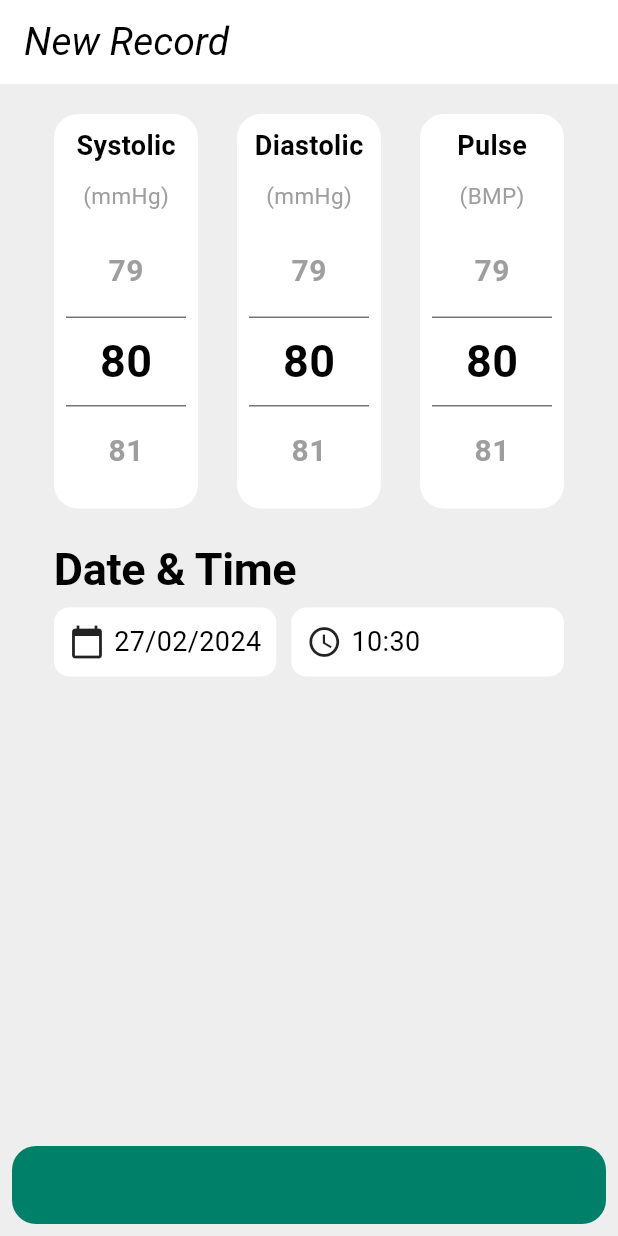
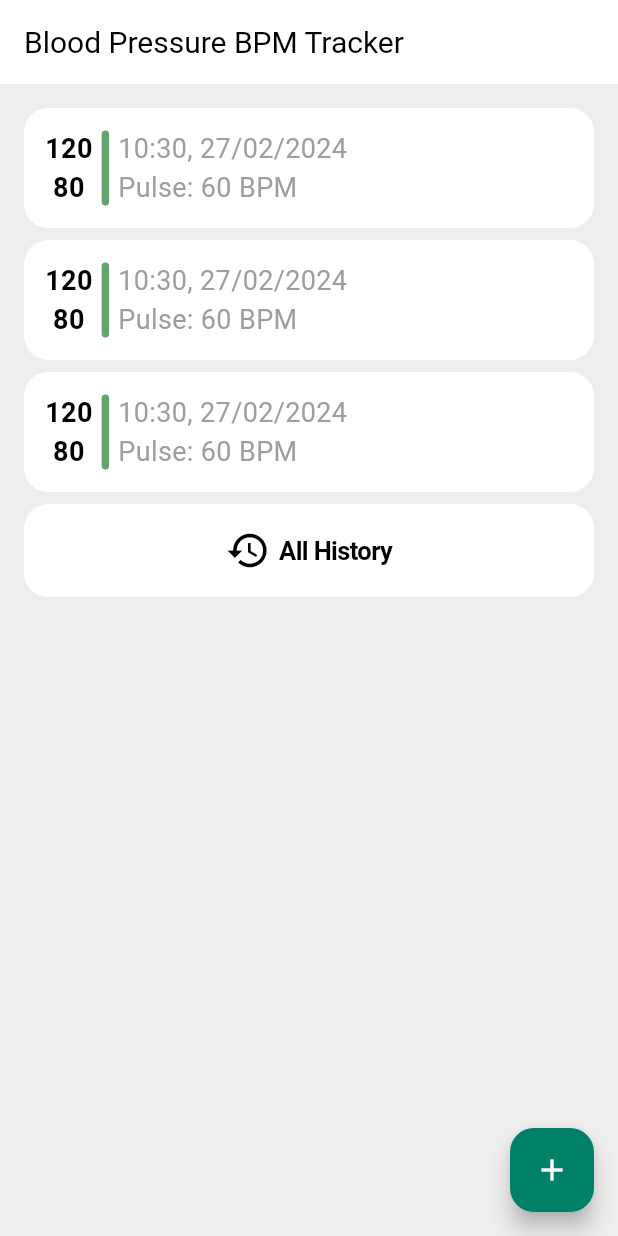
Before and after one commit to EgorP51/pulse_tracker, a Flutter app: the screen it shows after launch, on a phone screen of 412 x 824 dp. Run offline on Flutter 3.47's test engine with Material 3 defaults, Android fonts, the phone set to English and light mode, and no system bars; drawn by our look-alikes of numberpicker; our stand-ins replace equatable, flutter_bloc.

Commit message:
add main page and history page UI

```diff
--- a/lib/core/ui/theme.dart
+++ b/lib/core/ui/theme.dart
@@ -10,7 +10,7 @@ class PulseTrackerTheme {
           fontWeight: FontWeight.bold,
           color: Colors.black,
         ),
-        titleLarge: TextStyle(fontSize: 26.0, fontStyle: FontStyle.italic),
+        titleLarge: TextStyle(fontSize: 20.0),
         bodyMedium: TextStyle(fontSize: 14.0),
       ),
       colorScheme: const ColorScheme.light().copyWith(
--- a/lib/core/utils/date_time_utils.dart
+++ b/lib/core/utils/date_time_utils.dart
@@ -2,6 +2,11 @@ import 'package:flutter/material.dart';
 import 'package:intl/intl.dart';
 
 class DateTimeUtils {
+  static String formatDateTime(DateTime? date) {
+    DateFormat dateFormat = DateFormat('HH:mm, dd/MM/yyyy');
+    return dateFormat.format(date ?? DateTime(2000));
+  }
+
   static String formatDate(DateTime? date) {
     DateFormat dateFormat = DateFormat('dd/MM/yyyy');
     return dateFormat.format(date ?? DateTime(2000));
--- /dev/null
+++ b/lib/features/pulse_tracker/presentation/common_widgets/record_list_tile.dart
@@ -0,0 +1,78 @@
+import 'package:flutter/material.dart';
+import 'package:pulse_tracker/core/ui/ui_constants.dart';
+import 'package:pulse_tracker/core/utils/date_time_utils.dart';
+import 'package:pulse_tracker/features/pulse_tracker/data/models/record_model.dart';
+
+class RecordListTile extends StatelessWidget {
+  final RecordModel record;
+
+  const RecordListTile({
+    required this.record,
+    super.key,
+  });
+
+  @override
+  Widget build(BuildContext context) {
+    return Container(
+      padding: const EdgeInsets.all(8),
+      margin: const EdgeInsets.only(bottom: 8),
+      decoration: BoxDecoration(
+        color: Colors.white,
+        borderRadius: BorderRadius.circular(UIConstants.radius),
+      ),
+      child: Row(
+        children: [
+          Padding(
+            padding: const EdgeInsets.all(6.0),
+            child: Column(
+              children: [
+                Text(
+                  record.systolic.toString(),
+                  style: const TextStyle(
+                    fontSize: 18,
+                    fontWeight: FontWeight.bold,
+                  ),
+                ),
+                Text(
+                  record.diastolic.toString(),
+                  style: const TextStyle(
+                    fontSize: 18,
+                    fontWeight: FontWeight.bold,
+                  ),
+                ),
+              ],
+            ),
+          ),
+          Container(
+            width: 5,
+            height: 50,
+            decoration: BoxDecoration(
+              color: const Color(0xFF65A471),
+              borderRadius: BorderRadius.circular(5),
+            ),
+          ),
+          Padding(
+            padding: const EdgeInsets.all(6.0),
+            child: Column(
+              crossAxisAlignment: CrossAxisAlignment.start,
+              children: [
+                Text(
+                  DateTimeUtils.formatDateTime(record.dateTime!),
+                  style: const TextStyle(fontSize: 18, color: Colors.grey),
+                ),
+                Text(
+                  'Pulse: ${record.pulse} BPM',
+                  textAlign: TextAlign.start,
+                  style: const TextStyle(
+                    fontSize: 18,
+                    color: Colors.grey,
+                  ),
+                ),
+              ],
+            ),
+          ),
+        ],
+      ),
+    );
+  }
+}
--- a/lib/features/pulse_tracker/presentation/pages/history_page.dart
+++ b/lib/features/pulse_tracker/presentation/pages/history_page.dart
@@ -1,11 +1,18 @@
 import 'package:flutter/material.dart';
 import 'package:pulse_tracker/features/pulse_tracker/presentation/widgets/history/history_widget.dart';
 
+import '../../data/models/record_model.dart';
+
 class HistoryPage extends StatelessWidget {
-  const HistoryPage({super.key});
+  const HistoryPage({
+    required this.recordList,
+    super.key,
+  });
+
+  final List<RecordModel> recordList;
 
   @override
   Widget build(BuildContext context) {
-    return const HistoryWidget();
+    return HistoryWidget(recordList: recordList);
   }
 }
--- a/lib/features/pulse_tracker/presentation/pages/main_page.dart
+++ b/lib/features/pulse_tracker/presentation/pages/main_page.dart
@@ -6,6 +6,6 @@ class MainPage extends StatelessWidget {
 
   @override
   Widget build(BuildContext context) {
-    return const MainWidget();
+    return  MainWidget();
   }
 }
--- a/lib/features/pulse_tracker/presentation/widgets/history/history_widget.dart
+++ b/lib/features/pulse_tracker/presentation/widgets/history/history_widget.dart
@@ -1,10 +1,33 @@
 import 'package:flutter/material.dart';
 
+import '../../../data/models/record_model.dart';
+import '../../common_widgets/record_list_tile.dart';
+
 class HistoryWidget extends StatelessWidget {
-  const HistoryWidget({super.key});
+  const HistoryWidget({
+    super.key,
+    required this.recordList,
+  });
+
+  final List<RecordModel> recordList;
 
   @override
   Widget build(BuildContext context) {
-    return const Placeholder();
+    return Scaffold(
+      appBar: AppBar(
+        title: const Text('History'),
+      ),
+      body: Padding(
+        padding: const EdgeInsets.all(16.0),
+        child: Column(
+          children: [
+            ...List.generate(
+              recordList.length,
+              (index) => RecordListTile(record: recordList[index]),
+            ),
+          ],
+        ),
+      ),
+    );
   }
 }
--- a/lib/features/pulse_tracker/presentation/widgets/main/main_widget.dart
+++ b/lib/features/pulse_tracker/presentation/widgets/main/main_widget.dart
@@ -1,10 +1,87 @@
+import 'package:flutter/cupertino.dart';
 import 'package:flutter/material.dart';
+import 'package:pulse_tracker/core/ui/ui_constants.dart';
+import 'package:pulse_tracker/features/pulse_tracker/presentation/pages/record_page.dart';
+import 'package:pulse_tracker/features/pulse_tracker/presentation/common_widgets/record_list_tile.dart';
+import 'package:pulse_tracker/features/pulse_tracker/presentation/widgets/history/history_widget.dart';
+
+import '../../../data/models/record_model.dart';
+import '../../pages/history_page.dart';
 
 class MainWidget extends StatelessWidget {
-  const MainWidget({super.key});
+  MainWidget({super.key});
+
+  final recordList = List.generate(
+    3,
+    (index) {
+      return RecordModel(
+        dateTime: DateTime.now(),
+        systolic: 120,
+        diastolic: 80,
+        pulse: 60,
+      );
+    },
+  );
 
   @override
   Widget build(BuildContext context) {
-    return const Placeholder();
+    return Scaffold(
+      appBar: AppBar(
+        title: const Text('Blood Pressure BPM Tracker'),
+      ),
+      body: Padding(
+        padding: const EdgeInsets.all(16.0),
+        child: Column(
+          children: [
+            ...List.generate(
+              recordList.length,
+              (index) => RecordListTile(record: recordList[index]),
+            ),
+            SizedBox(
+              width: double.infinity,
+              child: CupertinoButton(
+                borderRadius: BorderRadius.circular(UIConstants.radius),
+                color: Colors.white,
+                onPressed: () {
+                  Navigator.push(
+                    context,
+                    MaterialPageRoute(
+                      builder: (context) => HistoryPage(recordList: recordList),
+                    ),
+                  );
+                },
+                child: const Row(
+                  mainAxisSize: MainAxisSize.min,
+                  mainAxisAlignment: MainAxisAlignment.center,
+                  children: [
+                    Icon(Icons.history, color: Colors.black, size: 30),
+                    SizedBox(width: 6),
+                    Text(
+                      'All History',
+                      style: TextStyle(
+                        color: Colors.black,
+                        fontWeight: FontWeight.bold,
+                      ),
+                    ),
+                  ],
+                ),
+              ),
+            )
+          ],
+        ),
+      ),
+      floatingActionButton: FloatingActionButton(
+        onPressed: () {
+          Navigator.push(
+            context,
+            MaterialPageRoute(
+              builder: (context) => const RecordPage(),
+            ),
+          );
+        },
+        backgroundColor: Theme.of(context).colorScheme.primary,
+        child: const Icon(Icons.add, color: Colors.white),
+      ),
+    );
   }
 }
--- a/lib/main.dart
+++ b/lib/main.dart
@@ -1,6 +1,6 @@
 import 'package:flutter/material.dart';
 import 'package:pulse_tracker/core/ui/theme.dart';
-import 'features/pulse_tracker/presentation/pages/record_page.dart';
+import 'package:pulse_tracker/features/pulse_tracker/presentation/pages/main_page.dart';
 
 // start: 30h
 
@@ -15,7 +15,7 @@ class PulseTrackerApp extends StatelessWidget {
   Widget build(BuildContext context) {
     return MaterialApp(
       theme: PulseTrackerTheme.theme,
-      home: const RecordPage(),
+      home: const MainPage(),
     );
   }
 }
```
